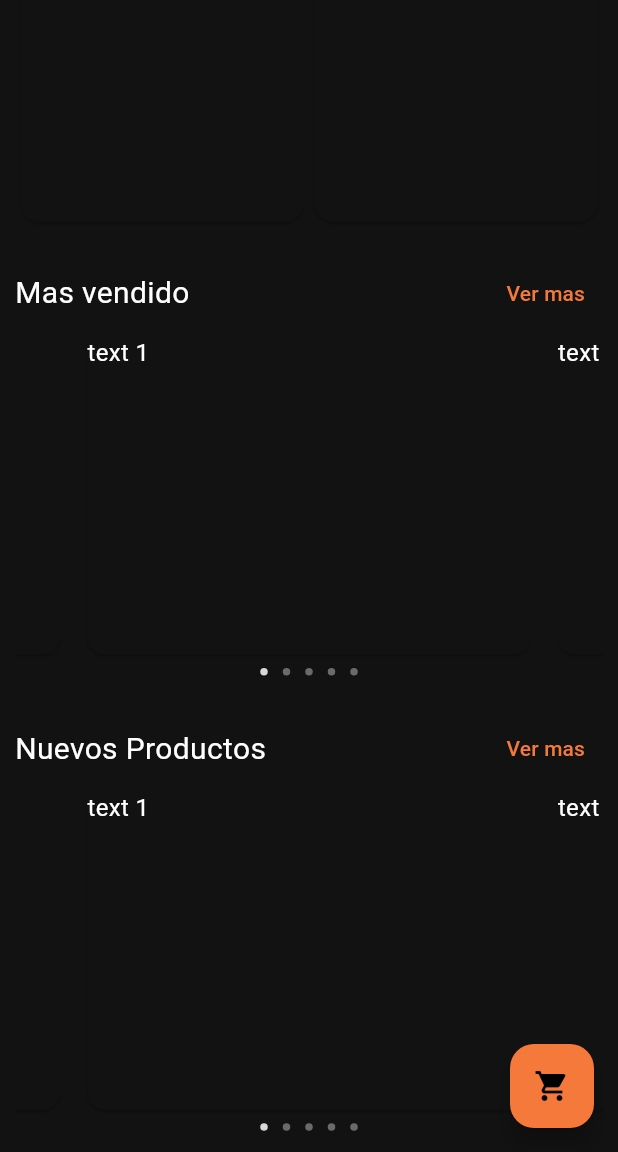
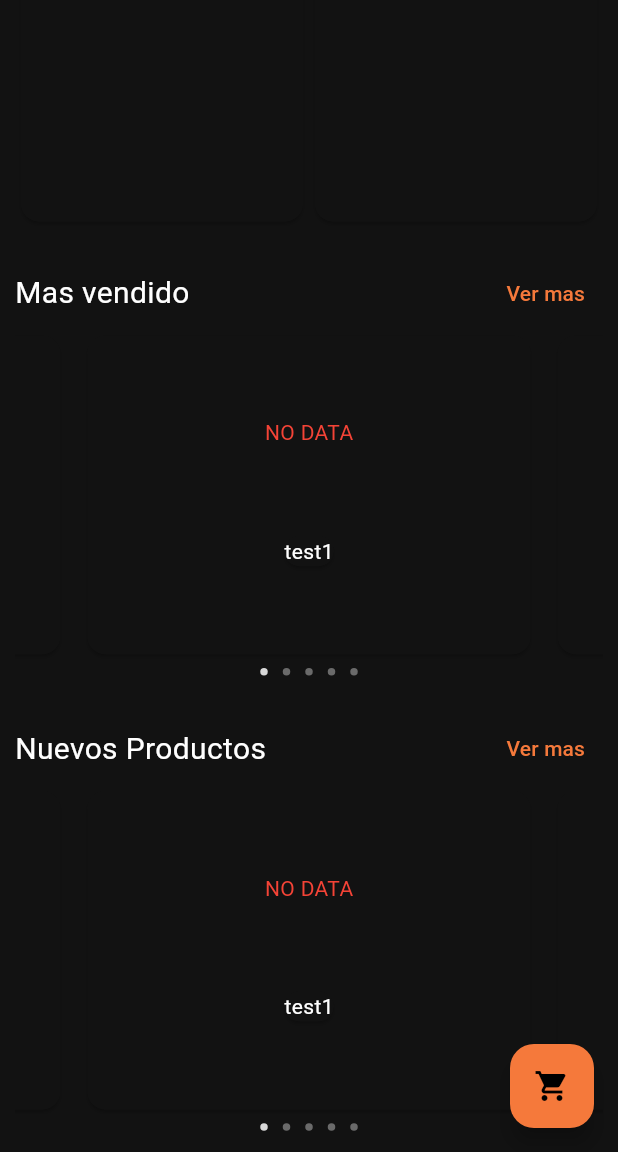
Before and after one commit to Cucho-s-Market/cuchos_market_mobile, a Flutter app: the HomePage screen opened directly, scrolled down 530 dp, on a phone screen of 412 x 824 dp, the part 84-1236 px from its top. Run offline on Flutter 3.47's test engine with Material 2 defaults, Android fonts, the light colour scheme and no system bars; drawn by our look-alikes of carousel_slider; our stand-ins replace flutter_svg; missing offline and left inert: dart:ffi; Roboto replaces fonts that are missing (OpenSans).

Commit message:
Se realiza implementacion basica de Catalog Page, Login Page, widgets de producto, etc. Al igual que modificaciones varias de Home Page y Side Panel.

```diff
--- a/lib/pages/home_page.dart
+++ b/lib/pages/home_page.dart
@@ -1,3 +1,5 @@
+import 'package:cuchos_market_mobile/pages/cart_page.dart';
+import 'package:cuchos_market_mobile/widgets/cart_button.dart';
 import 'package:cuchos_market_mobile/widgets/category_grid.dart';
 import 'package:cuchos_market_mobile/widgets/products_carousel.dart';
 import 'package:cuchos_market_mobile/widgets/promos_carousel.dart';
@@ -17,7 +19,8 @@ class _HomePageState extends State<HomePage> {
   Widget build(BuildContext context) {
     return Scaffold(
       appBar: const ToolBar(),
-      drawer: const SidePanel(),
+      drawer: SidePanel(),
+      floatingActionButton: const CartButton(),
       body: ListView(
         children: [
           PromosCarousel(),
@@ -36,12 +39,6 @@ class _HomePageState extends State<HomePage> {
           ),
         ],
       ),
-      floatingActionButton: FloatingActionButton(
-        onPressed: () {},
-        tooltip: 'Cart',
-        child: const Icon(Icons.shopping_cart),
-      ),
     );
-    ;
   }
 }
--- /dev/null
+++ b/lib/widgets/cart_button.dart
@@ -0,0 +1,20 @@
+import 'package:cuchos_market_mobile/pages/cart_page.dart';
+import 'package:flutter/material.dart';
+
+class CartButton extends StatelessWidget {
+  const CartButton({Key? key}) : super(key: key);
+
+  @override
+  Widget build(BuildContext context) {
+    return FloatingActionButton(
+      onPressed: () => Navigator.push(
+        context,
+        MaterialPageRoute(
+          builder: (context) => CartPage(),
+        ),
+      ),
+      tooltip: 'Cart',
+      child: const Icon(Icons.shopping_cart),
+    );
+  }
+}
--- /dev/null
+++ b/lib/widgets/product_widget.dart
@@ -0,0 +1,31 @@
+import 'package:cuchos_market_mobile/models/product.dart';
+import 'package:flutter/material.dart';
+
+class ProductWidget extends StatefulWidget {
+  final Product product;
+
+  const ProductWidget({Key? key, required this.product}) : super(key: key);
+
+  @override
+  State<ProductWidget> createState() => _ProductWidgetState();
+}
+
+class _ProductWidgetState extends State<ProductWidget> {
+  @override
+  Widget build(BuildContext context) {
+    Product product = widget.product;
+
+    return Card(
+      child: Column(
+        mainAxisAlignment: MainAxisAlignment.spaceEvenly,
+        crossAxisAlignment: CrossAxisAlignment.center,
+        children: [
+          product.images.isNotEmpty ? product.images.first : const Text('NO DATA', style: TextStyle(color: Colors.red)),
+          Card(
+            child: Text(widget.product.name),
+          ),
+        ],
+      ),
+    );
+  }
+}
--- a/lib/widgets/products_carousel.dart
+++ b/lib/widgets/products_carousel.dart
@@ -1,4 +1,8 @@
+import 'dart:ffi';
+
 import 'package:carousel_slider/carousel_slider.dart';
+import 'package:cuchos_market_mobile/models/product.dart';
+import 'package:cuchos_market_mobile/widgets/product_widget.dart';
 import 'package:cuchos_market_mobile/widgets/section.dart';
 import 'package:flutter/material.dart';
 
@@ -13,6 +17,169 @@ class ProductsCarousel extends StatefulWidget {
 class _ProductsCarouselState extends State<ProductsCarousel> {
   int _current = 0;
   final CarouselController _controller = CarouselController();
+  //TODO: Implementar logica para obtener productos
+  List<Product> products = [
+    Product(
+      name: 'test1',
+      description: 'test1',
+      entryDate: DateTime.now(),
+      price: const Float(),
+      brand: 'test1',
+      images: [],
+    ),
+    Product(
+      name: 'test2',
+      description: 'test2',
+      entryDate: DateTime.now(),
+      price: const Float(),
+      brand: 'test2',
+      images: [],
+    ),
+    Product(
+      name: 'test3',
+      description: 'test3',
+      entryDate: DateTime.now(),
+      price: const Float(),
+      brand: 'test3',
+      images: [],
+    ),
+    Product(
+      name: 'test4',
+      description: 'test4',
+      entryDate: DateTime.now(),
+      price: const Float(),
+      brand: 'test4',
+      images: [],
+    ),
+    Product(
+      name: 'test1',
+      description: 'test1',
+      entryDate: DateTime.now(),
+      price: const Float(),
+      brand: 'test1',
+      images: [],
+    ),
+    Product(
+      name: 'test2',
+      description: 'test2',
+      entryDate: DateTime.now(),
+      price: const Float(),
+      brand: 'test2',
+      images: [],
+    ),
+    Product(
+      name: 'test3',
+      description: 'test3',
+      entryDate: DateTime.now(),
+      price: const Float(),
+      brand: 'test3',
+      images: [],
+    ),
+    Product(
+      name: 'test4',
+      description: 'test4',
+      entryDate: DateTime.now(),
+      price: const Float(),
+      brand: 'test4',
+      images: [],
+    ),
+    Product(
+      name: 'test1',
+      description: 'test1',
+      entryDate: DateTime.now(),
+      price: const Float(),
+      brand: 'test1',
+      images: [],
+    ),
+    Product(
+      name: 'test2',
+      description: 'test2',
+      entryDate: DateTime.now(),
+      price: const Float(),
+      brand: 'test2',
+      images: [],
+    ),
+    Product(
+      name: 'test3',
+      description: 'test3',
+      entryDate: DateTime.now(),
+      price: const Float(),
+      brand: 'test3',
+      images: [],
+    ),
+    Product(
+      name: 'test4',
+      description: 'test4',
+      entryDate: DateTime.now(),
+      price: const Float(),
+      brand: 'test4',
+      images: [],
+    ),
+    Product(
+      name: 'test1',
+      description: 'test1',
+      entryDate: DateTime.now(),
+      price: const Float(),
+      brand: 'test1',
+      images: [],
+    ),
+    Product(
+      name: 'test2',
+      description: 'test2',
+      entryDate: DateTime.now(),
+      price: const Float(),
+      brand: 'test2',
+      images: [],
+    ),
+    Product(
+      name: 'test3',
+      description: 'test3',
+      entryDate: DateTime.now(),
+      price: const Float(),
+      brand: 'test3',
+      images: [],
+    ),
+    Product(
+      name: 'test4',
+      description: 'test4',
+      entryDate: DateTime.now(),
+      price: const Float(),
+      brand: 'test4',
+      images: [],
+    ),
+    Product(
+      name: 'test1',
+      description: 'test1',
+      entryDate: DateTime.now(),
+      price: const Float(),
+      brand: 'test1',
+      images: [],
+    ),
+    Product(
+      name: 'test2',
+      description: 'test2',
+      entryDate: DateTime.now(),
+      price: const Float(),
+      brand: 'test2',
+      images: [],
+    ),
+    Product(
+      name: 'test3',
+      description: 'test3',
+      entryDate: DateTime.now(),
+      price: const Float(),
+      brand: 'test3',
+      images: [],
+    ),
+    Product(
+      name: 'test4',
+      description: 'test4',
+      entryDate: DateTime.now(),
+      price: const Float(),
+      brand: 'test4',
+      images: [],
+    ),
+  ];
 
   @override
   Widget build(BuildContext context) {
@@ -22,19 +189,14 @@ class _ProductsCarouselState extends State<ProductsCarousel> {
         children: [
           CarouselSlider(
             carouselController: _controller,
-            items: [1, 2, 3, 4, 5].map(
-              (i) {
+            items: products.map(
+              (product) {
                 return Builder(
                   builder: (BuildContext context) {
                     return Container(
                       width: MediaQuery.of(context).size.width,
                       margin: const EdgeInsets.symmetric(horizontal: 5.0),
-                      child: Card(
-                        child: Text(
-                          'text $i',
-                          style: const TextStyle(fontSize: 16.0),
-                        ),
-                      ),
+                      child: ProductWidget(product: product),
                     );
                   },
                 );
--- a/pubspec.yaml
+++ b/pubspec.yaml
@@ -36,6 +36,7 @@ dependencies:
   # Use with the CupertinoIcons class for iOS style icons.
   cupertino_icons: ^1.0.2
   carousel_slider: ^4.2.1
+  flutter_svg: ^2.0.5
 
 dev_dependencies:
   flutter_test:
@@ -60,9 +61,8 @@ flutter:
   uses-material-design: true
 
   # To add assets to your application, add an assets section, like this:
-  # assets:
-  #   - images/a_dot_burr.jpeg
-  #   - images/a_dot_ham.jpeg
+  assets:
+    - assets/images/logo.svg
 
   # An image asset can refer to one or more resolution-specific "variants", see
   # https://flutter.dev/assets-and-images/#resolution-aware
```
Also changed, not shown: lib/models/category.dart (+6 -6 lines), lib/pages/cart_page.dart (+18 -0 lines), lib/pages/catalog_page.dart (+200 -0 lines), lib/pages/login_page.dart (+9 -5 lines), lib/widgets/side_panel.dart (+61 -5 lines), assets/images/logo.svg (added).
